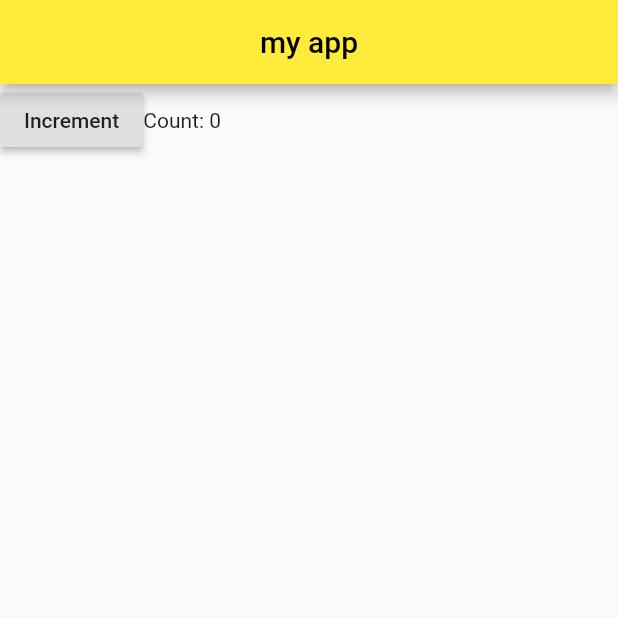
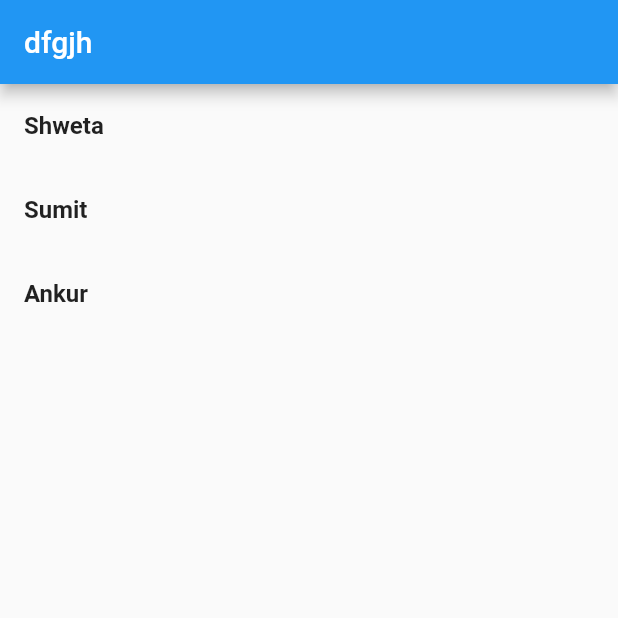
Before and after one commit to ankur198/Flutter, a Flutter app: the screen it shows after launch, on a phone screen of 412 x 824 dp, the top half of it. Run offline on Flutter 3.47's test engine with Material 2 defaults, Android fonts, the phone set to English and light mode, and no system bars.

Commit message:
shopping list

```diff
--- a/lib/main.dart
+++ b/lib/main.dart
@@ -1,20 +1,44 @@
 import 'package:flutter/material.dart';
-import 'mybox.dart';
+//import 'mybox.dart';
 //import 'stateful.dart';
-import 'statefulmy.dart';
+//import 'statefulmy.dart';
 import 'stateful2.dart';
+//import 'shopping/ShoppingList.dart';
+//import 'shopping/ShoppingListItem.dart';
+import 'shoppingMy/Item.dart';
 
+// void main() {
+//   runApp(MaterialApp(
+//     title: 'my first app',
+//     home: myclass(),
+//   ));
+// }
+// void main() {
+//   runApp(MaterialApp(
+//     title: 'Shopping App',
+//     home: ShoppingList(
+//       products: <Product>[
+//         Product(name: 'Eggs'),
+//         Product(name: 'Flour'),
+//         Product(name: 'Chocolate chips'),
+//       ],
+//     ),
+//   ));
+// }
 void main() {
+  List<Product> item = new List<Product>();
+  item.add(new Product(name: "Shweta", inCart: false));
+  item.add(new Product(name: "Sumit", inCart: false));
+  item.add(new Product(name: "Ankur", inCart: false));
   runApp(MaterialApp(
-    title: 'my first app',
-    home: myclass(),
+    title: "sdfh",
+    home: ListAll(products: item),
   ));
 }
 
-class myclass extends StatelessWidget {
+class MyClass extends StatelessWidget {
   @override
   Widget build(BuildContext context) {
-    // TODO: implement build
     return Scaffold(
         appBar: AppBar(
           title: Center(
@@ -35,6 +59,7 @@ class myclass extends StatelessWidget {
             //Counter()
             // Center(child: InteractiveButton())
             Counter()
+        //InteractiveButton()
         //body: MyButton(),
         );
   }
--- /dev/null
+++ b/lib/shoppingMy/Item.dart
@@ -0,0 +1,90 @@
+import 'package:flutter/material.dart';
+
+class Product {
+  Product({this.name, this.inCart});
+  final String name;
+  bool inCart;
+}
+
+typedef void ShoppingItem(Product item);
+
+class ListItem extends StatelessWidget {
+  ListItem({this.product, this.ontap});
+
+  final Product product;
+
+  final ShoppingItem ontap;
+
+  TextStyle _getStyle() {
+    if (product.inCart) {
+      return TextStyle(decoration: TextDecoration.lineThrough);
+    } else
+     return TextStyle(fontWeight: FontWeight.bold);
+  }
+
+  @override
+  Widget build(BuildContext context) {
+    return ListTile(
+      title: Text(
+        product.name,
+        style: _getStyle(),
+      ),
+      onTap: () {
+        ontap(product);
+      },
+    );
+  }
+}
+
+class ListAll extends StatefulWidget {
+  ListAll({this.products});
+
+  final List<Product> products;
+
+  @override
+  State<StatefulWidget> createState() {
+    return _ListAll(products: products);
+  }
+}
+
+class _ListAll extends State<ListAll> {
+  _ListAll({this.products});
+  List<Product> products;
+
+  void onTapReal(Product item) {
+    setState(() {
+      //item.inCart = !item.inCart;
+
+      if (item.inCart==true) {
+        item.inCart=false;
+      } else {
+        item.inCart=true;
+      }
+
+    });
+  }
+
+  List<ListItem> generateList() {
+    List<ListItem> x = new List<ListItem>();
+    for (var item in products) {
+      ListItem listItem = new ListItem(
+        product: item,
+        ontap: onTapReal,
+      );
+      x.add(listItem);
+    }
+    return x;
+  }
+
+  @override
+  Widget build(BuildContext context) {
+    return Scaffold(
+      appBar: AppBar(
+        title: Text("dfgjh"),
+      ),
+      body: ListView(
+        children: generateList(),
+      ),
+    );
+  }
+}
--- a/lib/stateful.dart
+++ b/lib/stateful.dart
@@ -15,6 +15,7 @@ class _CounterState extends State<Counter> {
     setState(() {
       _counter++;
     });
+    if(_counter>10) _counter=0;
   }
 
   Widget abc() {
--- a/lib/stateful2.dart
+++ b/lib/stateful2.dart
@@ -1,7 +1,9 @@
 import 'package:flutter/material.dart';
 
 class CounterDisplay extends StatelessWidget {
-  CounterDisplay({this.count});
+  CounterDisplay(this.count) {
+    print("Counter was made with value $count");
+  }
 
   final int count;
 
@@ -12,7 +14,9 @@ class CounterDisplay extends StatelessWidget {
 }
 
 class CounterIncrementor extends StatelessWidget {
-  CounterIncrementor({this.onPressed});
+  CounterIncrementor(this.onPressed){
+    print("Incrementor was made");
+  }
 
   final VoidCallback onPressed;
 
@@ -44,8 +48,8 @@ class _CounterState extends State<Counter> {
   @override
   Widget build(BuildContext context) {
     return Row(children: <Widget>[
-      CounterIncrementor(onPressed: _increment),
-      CounterDisplay(count: _counter),
+      CounterIncrementor(_increment),
+      CounterDisplay(_counter),
     ]);
   }
 }
```
Also changed, not shown: lib/shopping/ShoppingList.dart (added, +52 -0 lines), lib/shopping/ShoppingListItem.dart (added, +49 -0 lines), lib/statefulmy.dart (+5 -2 lines), 1 other file.
